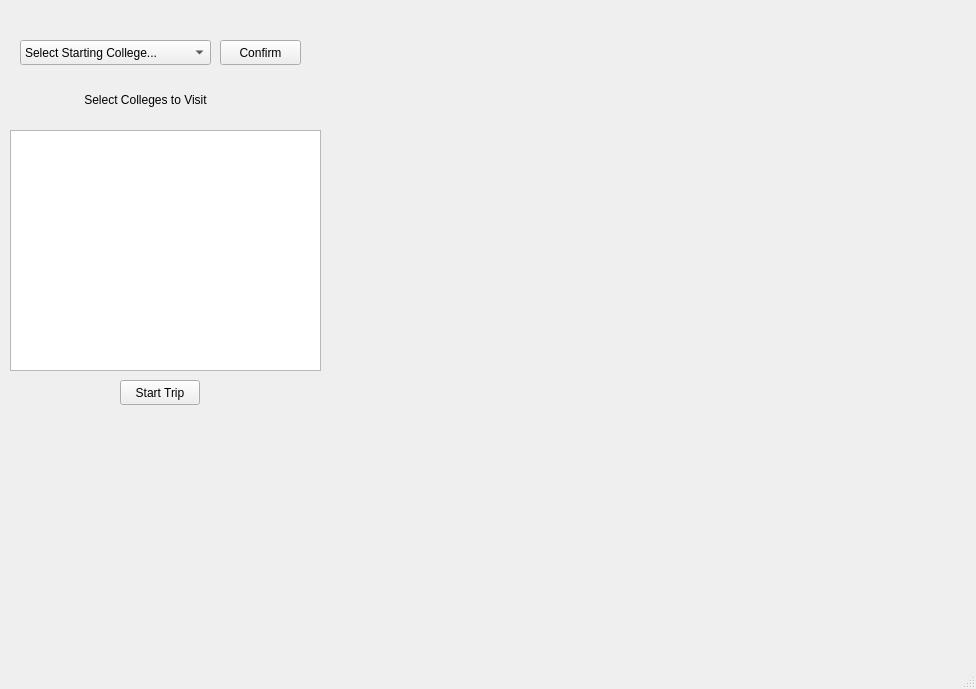
The window that customtripwindow.ui (Cleru15/college_tour_app) describes before a commit, drawn with Qt 5.
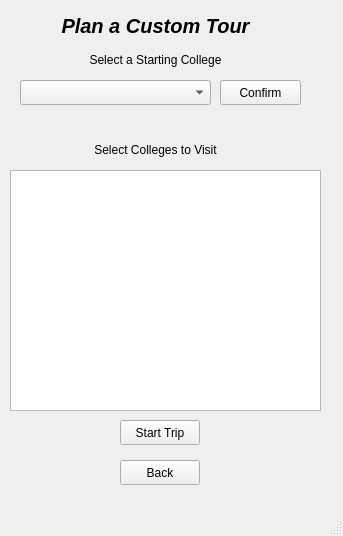
The same window after the commit.

What changed in the file:
```diff
--- a/customtripwindow.ui
+++ b/customtripwindow.ui
@@ -6,8 +6,8 @@
    <rect>
     <x>0</x>
     <y>0</y>
-    <width>976</width>
-    <height>689</height>
+    <width>343</width>
+    <height>536</height>
    </rect>
   </property>
   <property name="windowTitle">
@@ -18,72 +18,17 @@
     <property name="geometry">
      <rect>
       <x>20</x>
-      <y>40</y>
+      <y>80</y>
       <width>191</width>
       <height>25</height>
      </rect>
     </property>
-    <item>
-     <property name="text">
-      <string>Select Starting College...</string>
-     </property>
-    </item>
-    <item>
-     <property name="text">
-      <string>Arizona State University</string>
-     </property>
-    </item>
-    <item>
-     <property name="text">
-      <string>Northwestern</string>
-     </property>
-    </item>
-    <item>
-     <property name="text">
-      <string>Ohio State University</string>
-     </property>
-    </item>
-    <item>
-     <property name="text">
-      <string>Saddleback College</string>
-     </property>
-    </item>
-    <item>
-     <property name="text">
-      <string>University of Michigan</string>
-     </property>
-    </item>
-    <item>
-     <property name="text">
-      <string>University of California, Irvine (UCI)</string>
-     </property>
-    </item>
-    <item>
-     <property name="text">
-      <string>University of California, Los Angeles (UCLA)</string>
-     </property>
-    </item>
-    <item>
-     <property name="text">
-      <string>University of Oregon</string>
-     </property>
-    </item>
-    <item>
-     <property name="text">
-      <string>University of the Pacific</string>
-     </property>
-    </item>
-    <item>
-     <property name="text">
-      <string>University of Wisconsin</string>
-     </property>
-    </item>
    </widget>
    <widget class="QPushButton" name="confirmButtonCT">
     <property name="geometry">
      <rect>
       <x>220</x>
-      <y>40</y>
+      <y>80</y>
       <width>81</width>
       <height>25</height>
      </rect>
@@ -95,8 +40,8 @@
    <widget class="QLabel" name="label_2">
     <property name="geometry">
      <rect>
-      <x>60</x>
-      <y>90</y>
+      <x>70</x>
+      <y>140</y>
       <width>171</width>
       <height>20</height>
      </rect>
@@ -112,7 +57,7 @@
     <property name="geometry">
      <rect>
       <x>120</x>
-      <y>380</y>
+      <y>420</y>
       <width>80</width>
       <height>25</height>
      </rect>
@@ -125,12 +70,64 @@
     <property name="geometry">
      <rect>
       <x>10</x>
-      <y>130</y>
+      <y>170</y>
       <width>311</width>
       <height>241</height>
      </rect>
     </property>
    </widget>
+   <widget class="QPushButton" name="backButtCT">
+    <property name="geometry">
+     <rect>
+      <x>120</x>
+      <y>460</y>
+      <width>80</width>
+      <height>25</height>
+     </rect>
+    </property>
+    <property name="text">
+     <string>Back</string>
+    </property>
+   </widget>
+   <widget class="QLabel" name="subtitle1CT">
+    <property name="geometry">
+     <rect>
+      <x>70</x>
+      <y>50</y>
+      <width>171</width>
+      <height>20</height>
+     </rect>
+    </property>
+    <property name="text">
+     <string>Select a Starting College</string>
+    </property>
+    <property name="alignment">
+     <set>Qt::AlignmentFlag::AlignCenter</set>
+    </property>
+   </widget>
+   <widget class="QLabel" name="titleCT">
+    <property name="geometry">
+     <rect>
+      <x>50</x>
+      <y>10</y>
+      <width>211</width>
+      <height>31</height>
+     </rect>
+    </property>
+    <property name="font">
+     <font>
+      <pointsize>15</pointsize>
+      <italic>true</italic>
+      <bold>true</bold>
+     </font>
+    </property>
+    <property name="text">
+     <string>Plan a Custom Tour</string>
+    </property>
+    <property name="alignment">
+     <set>Qt::AlignmentFlag::AlignCenter</set>
+    </property>
+   </widget>
   </widget>
   <widget class="QMenuBar" name="menubar">
    <property name="geometry">
```
Left out of the diff: 6 changed lines with no effect on the pictures.
